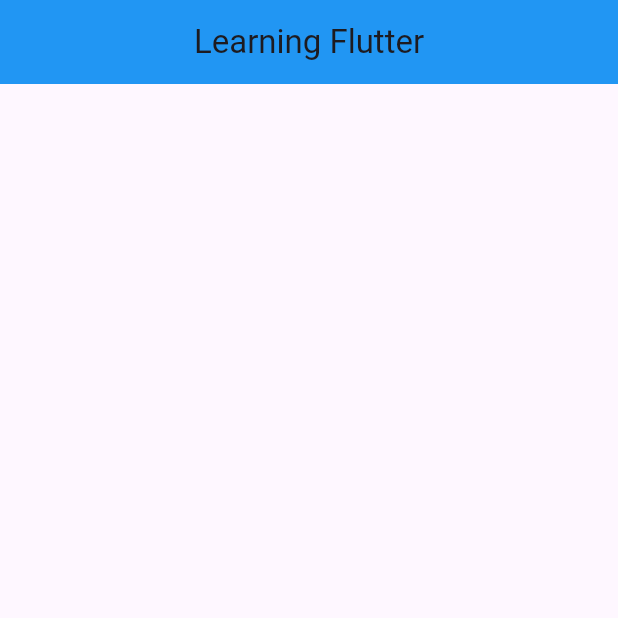
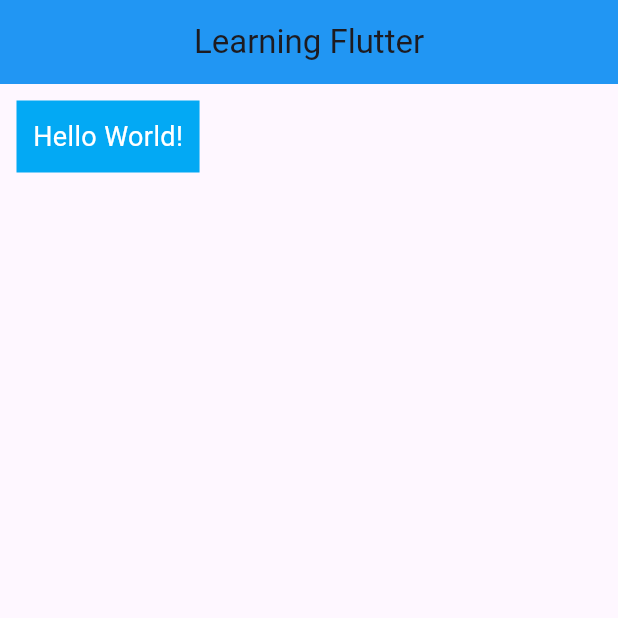
Before and after one commit to UmarTanwar3527/Learning_Flutter, a Flutter app: the screen it shows after launch, on a phone screen of 412 x 824 dp, the top half of it. Run offline on Flutter 3.47's test engine with Material 3 defaults, Android fonts, the phone set to English and light mode, and no system bars; missing offline and left inert: dart:ffi.

Commit message:
Understainding How to Add Padding/Margin on Text Widget

```diff
--- a/lib/main.dart
+++ b/lib/main.dart
@@ -426,9 +426,25 @@ class _MyHomePageState extends State<MyHomePage> {
       //   ],
       // )
 
+      // Understainding How to Add Padding/Margin on Text Widget
+      // body: Padding(
+      //   padding: EdgeInsets.all(8.0),
+      //   child: Text(
+      //   "Hello World!",
+      //   style: TextStyle(fontSize: 21),
+      // ),),
+      body: Container(
+          color: Colors.lightBlue,
+          margin: EdgeInsets.all(11),
+          padding: EdgeInsets.all(11),
+          child: Text(
+            "Hello World!",
+            style: TextStyle(fontSize: 18, color: Colors.white),
+          )),
 
 
-      // UnderstaindingGridView Widget
+
+      // Understainding GridView Widget
       // body: GridView.count(
       //   crossAxisCount: 3,
       //   children: List.generate(
```
